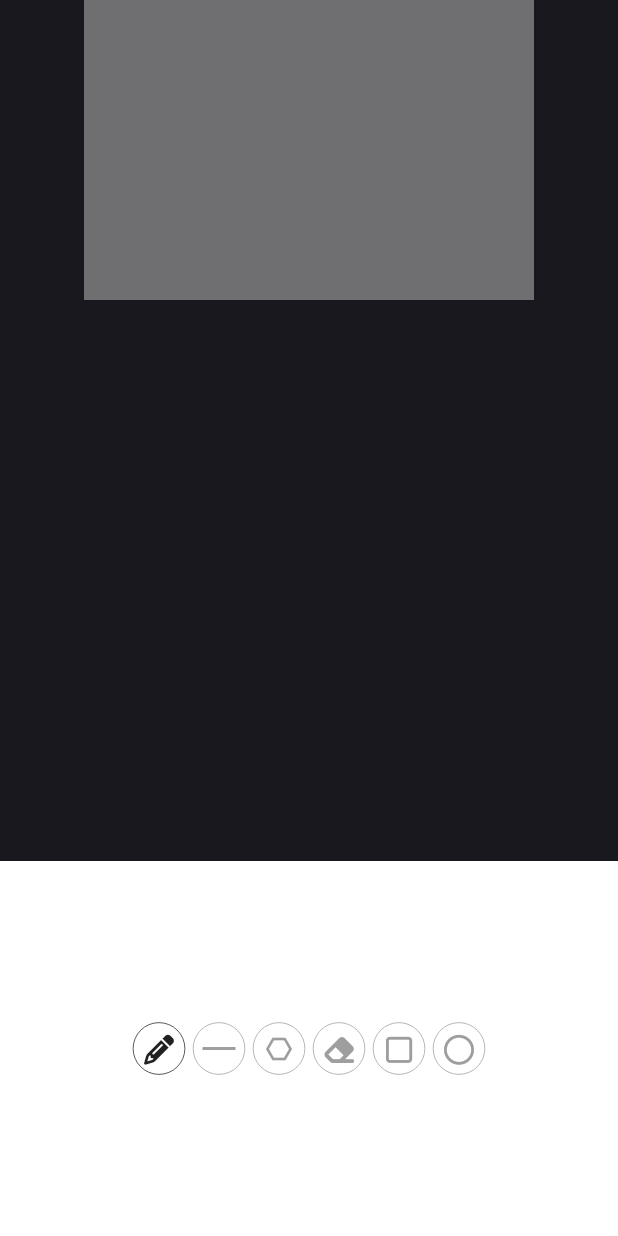
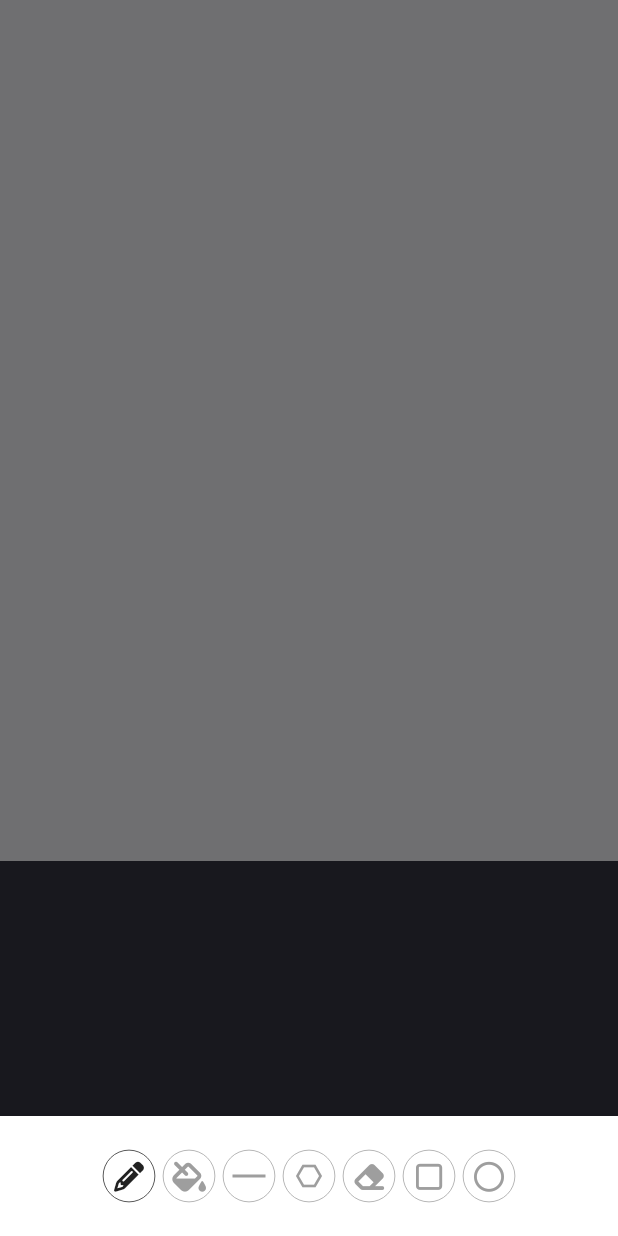
Before and after one commit to WangWeiqiang/AiFusion, a Flutter app: the DrawingScreen screen opened directly, after a tap on an icon or button, on a phone screen of 412 x 824 dp. Run offline on Flutter 3.47's test engine with Material 2 defaults, Android fonts, the light colour scheme and no system bars; our stand-ins replace animated_text_kit, bubble, file_picker, flutter_colorpicker, flutter_hooks, flutter_spinkit and 4 more; missing offline and left inert: azblob, cached_memory_image, dart:ffi, file_saver, stability_sdk, universal_html.

Commit message:
adjust the size of bottomsheet

```diff
--- a/lib/constants/api_constant.dart
+++ b/lib/constants/api_constant.dart
@@ -1,5 +1,5 @@
 String BASE_URL="https://api.openai.com/v1";
-String API_KEY="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";
+String API_KEY="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";
 
 String DREAM_STUDIO_KEY="sk-mZJBoAr2jo0Y37ADbeGhydW61uGOlp2Zd4IBqVJAaMLcq579";
 String DREAM_STUDIO_URL="https://grpc.stability.ai";
--- a/lib/models/drawing_model.dart
+++ b/lib/models/drawing_model.dart
@@ -1 +1 @@
-enum DrawingMode { pencil, line, arrow, eraser, square, circle, polygon }
+enum DrawingMode { pencil, fill,line, arrow, eraser, square, circle, polygon }
--- a/lib/screens/drawing_screen.dart
+++ b/lib/screens/drawing_screen.dart
@@ -27,9 +27,6 @@ class DrawingScreen extends HookWidget {
     final filled = useState<bool>(false);
     final polygonSides = useState<int>(3);
     final backgroundImage = useState<Image?>(null);
-    final showSize = useState<bool>(false);
-    final showColorSetting = useState<bool>(false);
-    final showPaintToolSetting = useState<bool>(false);
 
     final canvasGlobalKey = GlobalKey();
     ValueNotifier<Sketch?> currentSketch = useState(null);
@@ -81,6 +78,8 @@ class DrawingScreen extends HookWidget {
 
     IconData CurrentDrawIcon(DrawingMode drawingMode){
       switch(drawingMode){
+        case DrawingMode.fill:
+          return FontAwesomeIcons.fillDrip;
         case DrawingMode.pencil:
           return FontAwesomeIcons.pencil;
         case DrawingMode.line:
@@ -104,8 +103,7 @@ class DrawingScreen extends HookWidget {
         backgroundColor: cardColor,
         context:context,
         builder: (context) =>Container(
-          width: 300,
-          height: 250,
+          height: 80,
           color: Colors.white,
           alignment: Alignment.center,
           child:Wrap(
@@ -118,6 +116,12 @@ class DrawingScreen extends HookWidget {
                 selected: drawingMode.value == DrawingMode.pencil,
                 onTap: () => drawingMode.value = DrawingMode.pencil,
                 tooltip: 'Pencil',
+              ),
+              _IconBox(
+                iconData: FontAwesomeIcons.fillDrip,
+                selected: drawingMode.value == DrawingMode.fill,
+                onTap: () => drawingMode.value = DrawingMode.fill,
+                tooltip: 'Fill',
               ),
               _IconBox(
                 selected: drawingMode.value == DrawingMode.line,
@@ -171,11 +175,39 @@ class DrawingScreen extends HookWidget {
         context: context,
         backgroundColor: cardColor,
         builder: (context)=>Container(
-          width: 300,
-          height: 250,
+          //width: 300,
+          height: 130,
           color: cardColor,
+          padding: EdgeInsets.all(20),
           alignment: Alignment.center,
-          child:  Slider(
+          child:Column(
+            children: [
+              Text("Strok size"),
+              Row(children: [
+                Container(
+                  width: 35,
+                  height: 35,
+                  decoration: const ShapeDecoration(
+                    color: Colors.white,
+                    shape: CircleBorder(side:BorderSide(color: Colors.black,width: 0.5)),
+
+                  ),
+                  child: Center(
+                    child: SizedBox(
+                      width: strokeSize.value,
+                      height: strokeSize.value,
+
+                      child: DecoratedBox(
+                        decoration: BoxDecoration(
+                          color: Colors.black,
+                          borderRadius:BorderRadius.all(Radius.circular(20))
+                        )
+                      ),
+                    )
+                  ),
+                ),
+                Expanded(child:
+                  Slider(
                     value: strokeSize.value,
                     min: 0,
                     max: 50,
@@ -183,6 +215,10 @@ class DrawingScreen extends HookWidget {
                       strokeSize.value = val;
                       eraserSize.value = val;
                     },)
+                  )
+                ],)
+              ]
+          )
         ));
     }
     void _showColorSettings(BuildContext context){
@@ -191,8 +227,8 @@ class DrawingScreen extends HookWidget {
         elevation: 10,
         backgroundColor:cardColor,
         builder: (context)=>Container(
-          width: 300,
-          height: 250,
+          padding: EdgeInsets.all(20),
+          height: 100,
           child: Wrap(
                     alignment: WrapAlignment.center,
                     spacing: 2,
@@ -225,28 +261,44 @@ class DrawingScreen extends HookWidget {
                             onTap: () {
                               showColorWheel(context, selectedColor);
                             },
+                            child: Container(
+                              height: 25,
+                              width: 25,
+                              decoration: BoxDecoration(
+                                color: selectedColor.value,
+
+                                borderRadius: const BorderRadius.all(Radius.circular(20)),
+                              ),
                               child: SvgPicture.asset(
                                 'assets/images/color_wheel.svg',
                                 height: 30,
                                 width: 30,
+
                               ),
+                            ),
+
+
                           ),
                         ),
                     ],
                   ),
       ));
     }
+
     return Scaffold(
       body: SafeArea(
+
         child:Column(
+
           children:[
             Container(
-              color: kCanvasColor,
+
+              color: cardColor,
               //width: double.maxFinite,
               //height: double.maxFinite,
               child: DrawingCanvas(
-                width: 300,//MediaQuery.of(context).size.width,
-                height: 200,// MediaQuery.of(context).size.height,
+                width: MediaQuery.of(context).size.width,
+                height: MediaQuery.of(context).size.height-250,
                 drawingMode: drawingMode,
                 selectedColor: selectedColor,
                 strokeSize: strokeSize,
@@ -264,7 +316,6 @@ class DrawingScreen extends HookWidget {
             Expanded(
               child: Align(
                 alignment: FractionalOffset.bottomCenter,
-                heightFactor: 100,
                 child: Material(
                     color: cardColor,
                     child: Padding(
@@ -273,6 +324,22 @@ class DrawingScreen extends HookWidget {
                       child: Row(
                         mainAxisAlignment: MainAxisAlignment.center,
                         children: [
+
+                          //color
+                        GestureDetector(
+                          onTap: ()=>{_showColorSettings(context)},
+                          child: SizedBox(
+                            width: 35,
+                            height: 35,
+                            child: DecoratedBox(
+                              decoration: BoxDecoration(
+                                color: selectedColor.value,
+                                borderRadius:BorderRadius.all(Radius.circular(20))
+                              )
+                            ),
+                          )
+                        ),
+                        SizedBox(width: 10,),
                           //drawing tools
                           _IconBox(
                             iconData: CurrentDrawIcon(drawingMode.value),
@@ -324,6 +391,17 @@ class DrawingScreen extends HookWidget {
 
                         const SizedBox(width: 10,),
 
+                         //clear
+                        _IconBox(
+                          iconData: FontAwesomeIcons.xmark,
+                          selected: true,
+                          onTap: () => undoRedoStack.value.clear(),
+                          tooltip: "magic",
+                        ),
+
+                        SizedBox(width: 10,),
+
+
                         //undo
                         _IconBox(
                               iconData: FontAwesomeIcons.arrowRotateLeft,
@@ -357,31 +435,8 @@ class DrawingScreen extends HookWidget {
                         ),
                         SizedBox(width: 10,),
 
-                        //clear
-                        _IconBox(
-                          iconData: FontAwesomeIcons.xmark,
-                          selected: true,
-                          onTap: () => undoRedoStack.value.clear(),
-                          tooltip: "magic",
-                        ),
 
-                        SizedBox(width: 10,),
 
-                        //color
-                        GestureDetector(
-                          onTap: ()=>{_showColorSettings(context)},
-                          child: SizedBox(
-                            width: 35,
-                            height: 35,
-                            child: DecoratedBox(
-                              decoration: BoxDecoration(
-                                color: selectedColor.value,
-                                borderRadius:BorderRadius.all(Radius.circular(20))
-                              )
-                            ),
-                          )
-                        ),
-                        SizedBox(width: 10,),
 
                         //export iamge
                         _IconBox(
```
Lines whose indentation alone changed are shown as unchanged.
